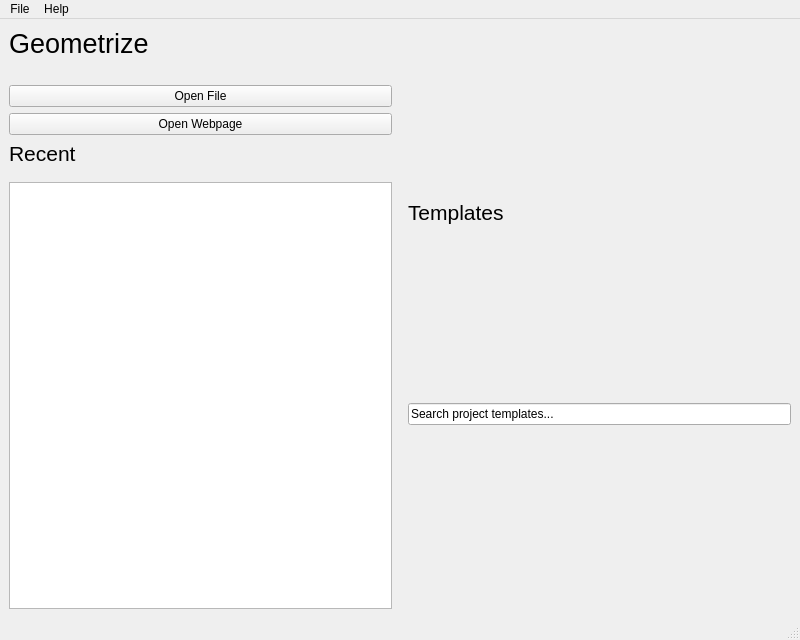
First picture: the form in Geometrize/dialog/launchwindow.ui, repository Tw1ddle/geometrize, before the edit.
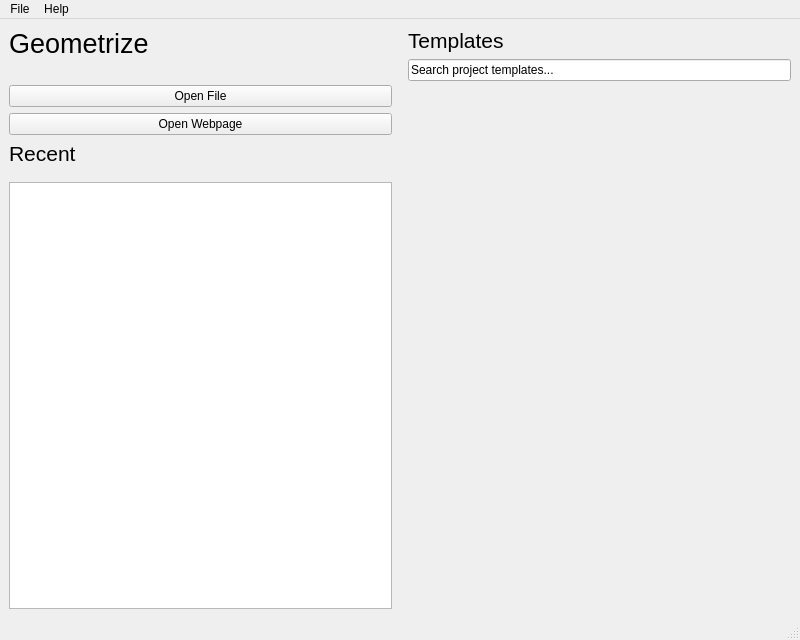
Second picture: the form after the edit. Custom widgets are drawn as their Qt base class.

Commit message: Start adding templates dialog and scripts + bindings

Diff of the .ui file:
```diff
--- a/Geometrize/dialog/launchwindow.ui
+++ b/Geometrize/dialog/launchwindow.ui
@@ -195,7 +195,9 @@
          </spacer>
         </item>
         <item>
-         <layout class="QGridLayout" name="templatesGrid"/>
+         <widget class="geometrize::dialog::TemplateGrid" name="templateGrid" native="true">
+          <layout class="QGridLayout" name="templatesGrid"/>
+         </widget>
         </item>
        </layout>
       </item>
@@ -274,6 +276,12 @@
    <extends>QListWidget</extends>
    <header>dialog/recentjobslist.h</header>
   </customwidget>
+  <customwidget>
+   <class>geometrize::dialog::TemplateGrid</class>
+   <extends>QWidget</extends>
+   <header>dialog/templategrid.h</header>
+   <container>1</container>
+  </customwidget>
  </customwidgets>
  <resources/>
  <connections/>
```
The commit also changes 25 other files.
